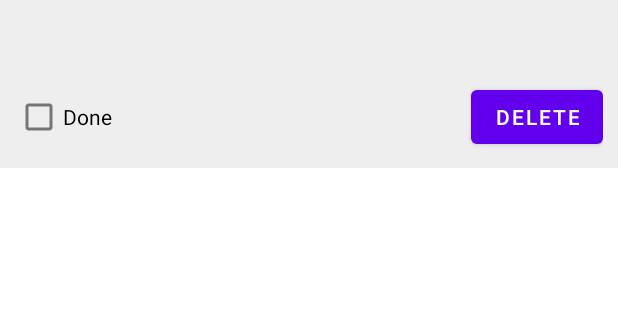
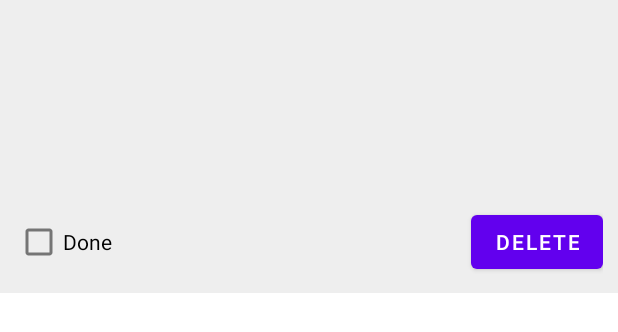
Before and after one commit to Nowshin73/ToDoList, an Android app: the layout task_item.xml on its own in the app's theme, with its tools: preview values and no code run, on a phone screen of 412 x 824 dp. Shown: the top 332 px of the screen. Run offline under Robolectric (Android 15) with nearby library versions, the phone set to English and light mode, and no system bars.

```diff
--- a/app/src/main/AndroidManifest.xml
+++ b/app/src/main/AndroidManifest.xml
@@ -1,7 +1,8 @@
 <?xml version="1.0" encoding="utf-8"?>
 <manifest xmlns:android="http://schemas.android.com/apk/res/android"
     xmlns:tools="http://schemas.android.com/tools">
-
+    <!-- 🔐 Permission for internet -->
+    <uses-permission android:name="android.permission.INTERNET" />
     <application
         android:allowBackup="true"
         android:dataExtractionRules="@xml/data_extraction_rules"
@@ -14,7 +15,7 @@
         tools:targetApi="31">
         <activity
             android:name=".view.MainActivity"
-            android:exported="false">
+            android:exported="true">
             <intent-filter>
                 <action android:name="android.intent.action.MAIN" />
 
--- a/app/src/main/java/com/example/todolist/network/RetrofitClient.java
+++ b/app/src/main/java/com/example/todolist/network/RetrofitClient.java
@@ -3,7 +3,7 @@ import retrofit2.Retrofit;
 import retrofit2.converter.gson.GsonConverterFactory;
 
 public class RetrofitClient {
-    private static final String BASE_URL = "http://10.0.2.2:5000/"; // for Android emulator
+    private static final String BASE_URL = "https://todo-list-backend-red.vercel.app/"; // for Android emulator
     private static Retrofit retrofit;
 
     public static Retrofit getInstance() {
--- a/app/src/main/res/layout/task_item.xml
+++ b/app/src/main/res/layout/task_item.xml
@@ -10,15 +10,15 @@
 
     <TextView
         android:id="@+id/textTitle"
-        android:textStyle="bold"
+        android:layout_width="388dp"
+        android:layout_height="49dp"
         android:textSize="18sp"
-        android:layout_width="match_parent"
-        android:layout_height="wrap_content" />
+        android:textStyle="bold" />
 
     <TextView
         android:id="@+id/textDescription"
-        android:layout_width="match_parent"
-        android:layout_height="wrap_content" />
+        android:layout_width="387dp"
+        android:layout_height="78dp" />
 
     <LinearLayout
         android:layout_width="match_parent"
@@ -27,8 +27,8 @@
 
         <CheckBox
             android:id="@+id/checkboxDone"
-            android:layout_width="0dp"
-            android:layout_height="wrap_content"
+            android:layout_width="304dp"
+            android:layout_height="match_parent"
             android:layout_weight="1"
             android:text="Done" />
 
```
Also changed, not shown: app/src/main/res/layout/activity_main.xml (+8 -4 lines).
